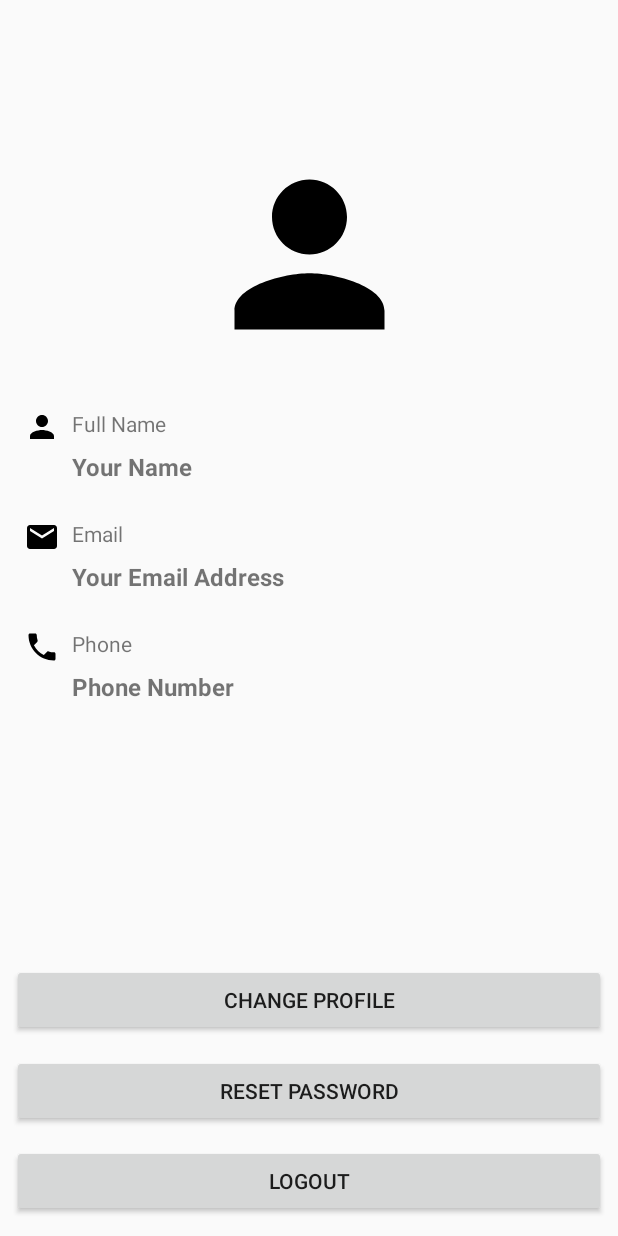
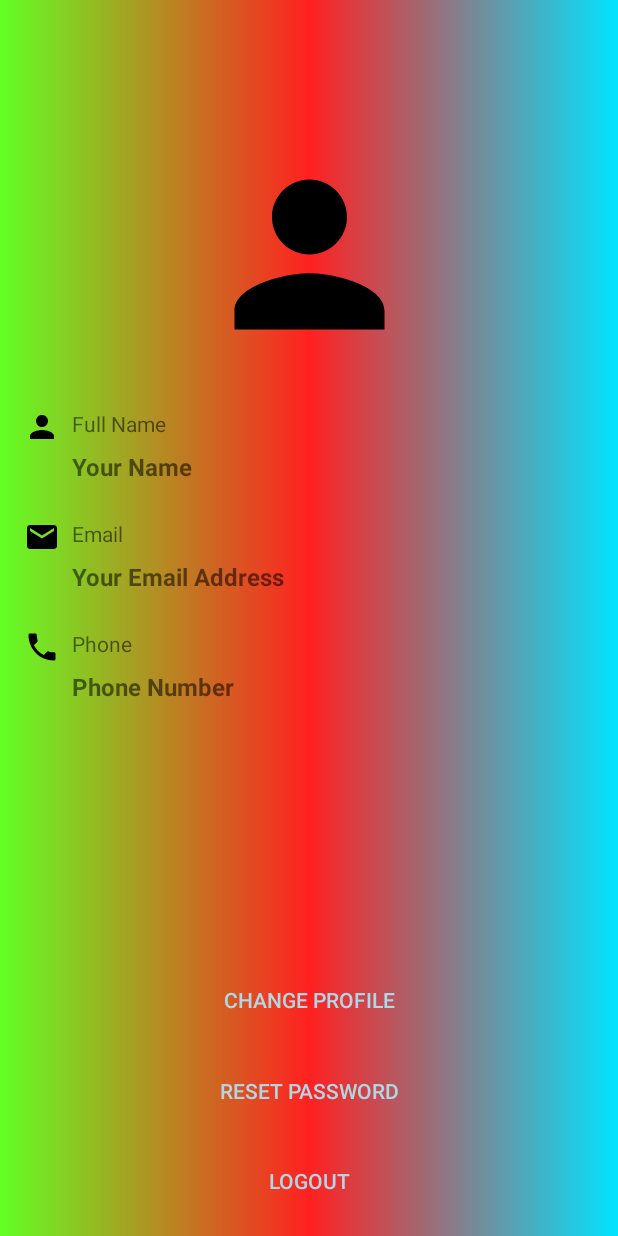
Before and after one commit to abdallahalhyari/Famil, an Android app: the profile screen opened directly, with no data from a screen before it, on a phone screen of 412 x 824 dp. Run offline under Robolectric (Android 15) with nearby library versions, the phone set to English and light mode, and no system bars; our stand-ins replace Firebase (no records; nobody signed in at launch, a user with empty details on screens opened directly), Picasso.

Commit message:
main,login,registration & edit menu design

```diff
--- /dev/null
+++ b/app/src/main/res/drawable/background_1.xml
@@ -0,0 +1,4 @@
+<?xml version="1.0" encoding="utf-8"?>
+<shape xmlns:android="http://schemas.android.com/apk/res/android" android:shape="rectangle">
+ <gradient android:startColor="#63FF24" android:endColor="#00E4FF" android:centerColor="#FF2121"></gradient>
+</shape>
--- a/app/src/main/res/drawable/custom_button1.xml
+++ b/app/src/main/res/drawable/custom_button1.xml
@@ -2,5 +2,5 @@
 <shape xmlns:android="http://schemas.android.com/apk/res/android" android:shape="rectangle">
   <solid android:color="#009efd" android:type="linear" />
   <stroke android:color="#08009c" android:width="5dp"/>
-    <corners android:radius="50dp"/>
+    <corners android:radius="15dp"/>
 </shape>
--- /dev/null
+++ b/app/src/main/res/drawable/custom_button2.xml
@@ -0,0 +1,5 @@
+<?xml version="1.0" encoding="utf-8"?>
+<selector xmlns:android="http://schemas.android.com/apk/res/android">
+    <stroke android:color="#add8e6" android:width="10dp"/>
+    <corners android:radius="15dp"/>
+</selector>
--- a/app/src/main/res/layout/activity_profile.xml
+++ b/app/src/main/res/layout/activity_profile.xml
@@ -4,6 +4,7 @@
     xmlns:tools="http://schemas.android.com/tools"
     android:layout_width="match_parent"
     android:layout_height="match_parent"
+    android:background="@drawable/background_1"
     tools:context=".profile"
     android:id="@+id/profile">
 
@@ -16,6 +17,9 @@
         android:layout_marginEnd="8dp"
         android:onClick="logout"
         android:text="Logout"
+        android:textColor="#add8e6"
+        android:textColorHighlight="#C2185B"
+        android:background="@drawable/custom_button2"
         app:layout_constraintBottom_toBottomOf="parent"
         app:layout_constraintEnd_toEndOf="parent"
         app:layout_constraintHorizontal_bias="0.0"
@@ -82,7 +86,7 @@
         android:layout_marginTop="8dp"
         android:layout_marginEnd="8dp"
         android:text="Email Not Verfied !"
-        android:textColor="#C2185B"
+        android:textColor="#FFFFFF"
         android:textSize="20sp"
         android:textStyle="bold"
         android:visibility="gone"
@@ -96,6 +100,10 @@
         android:layout_height="wrap_content"
         android:text="Verify Now"
         android:visibility="gone"
+        android:textColor="#add8e6"
+        android:textColorHighlight="#C2185B"
+        android:background="@drawable/custom_button2"
+
         app:layout_constraintEnd_toEndOf="parent"
         app:layout_constraintStart_toStartOf="parent"
         app:layout_constraintTop_toBottomOf="@+id/verifyMsg" />
@@ -107,11 +115,16 @@
         android:layout_marginStart="8dp"
         android:layout_marginEnd="8dp"
         android:text="Reset Password"
+        android:textColor="#add8e6"
+        android:textColorHighlight="#C2185B"
+        android:background="@drawable/custom_button2"
+
         app:layout_constraintBottom_toTopOf="@+id/logout"
         app:layout_constraintEnd_toEndOf="parent"
         app:layout_constraintStart_toStartOf="parent"
         app:layout_constraintTop_toBottomOf="@+id/changeProfile"
         app:layout_constraintVertical_bias="1.0" />
+
 
     <TextView
         android:id="@+id/textView3"
@@ -230,6 +243,10 @@
         android:layout_marginStart="8dp"
         android:layout_marginEnd="8dp"
         android:text="Change Profile"
+        android:textColor="#add8e6"
+        android:textColorHighlight="#C2185B"
+        android:background="@drawable/custom_button2"
+
         app:layout_constraintBottom_toBottomOf="@+id/logout"
         app:layout_constraintEnd_toEndOf="parent"
         app:layout_constraintStart_toStartOf="parent"
@@ -244,6 +261,9 @@
         android:layout_marginEnd="8dp"
         android:onClick="Go_ADD"
         android:text="Add a Family Member "
+        android:textColor="#add8e6"
+        android:textColorHighlight="#C2185B"
+        android:background="@drawable/custom_button2"
         app:layout_constraintBottom_toBottomOf="@+id/logout"
         app:layout_constraintEnd_toEndOf="parent"
         app:layout_constraintHorizontal_bias="0.0"
--- a/app/src/main/res/layout/activity_register.xml
+++ b/app/src/main/res/layout/activity_register.xml
@@ -13,7 +13,7 @@
         android:id="@+id/textView2"
         android:layout_width="wrap_content"
         android:layout_height="wrap_content"
-        android:layout_marginTop="360dp"
+        android:layout_marginTop="300dp"
         android:text="Create New Account"
         android:textColor="#009efd"
         android:textSize="15sp"
```
